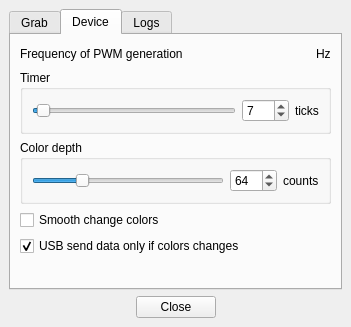
Qt form Software/src/mainwindow.ui (Atarity/Lightpack) before a commit.
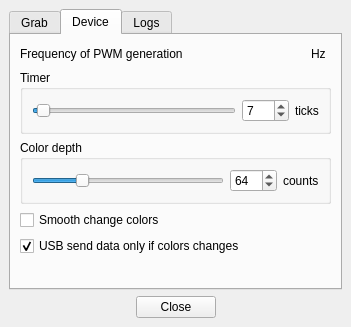
The same form after that commit. The open tabs and pages were chosen to show the change. Icons and pictures are not drawn.

Commit message: Components in Eagle files are arranged. PWM label translation fixed. Add spacer in form. RU_Locale are wrong(!) compiled.

The edit to the form file:
```diff
--- a/Software/src/mainwindow.ui
+++ b/Software/src/mainwindow.ui
@@ -281,6 +281,22 @@
             </property>
            </widget>
           </item>
+          <item>
+           <spacer name="horizontalSpacer_6">
+            <property name="orientation">
+             <enum>Qt::Horizontal</enum>
+            </property>
+            <property name="sizeType">
+             <enum>QSizePolicy::Fixed</enum>
+            </property>
+            <property name="sizeHint" stdset="0">
+             <size>
+              <width>5</width>
+              <height>20</height>
+             </size>
+            </property>
+           </spacer>
+          </item>
          </layout>
         </item>
         <item>
```
The commit also changes 4 other files.
